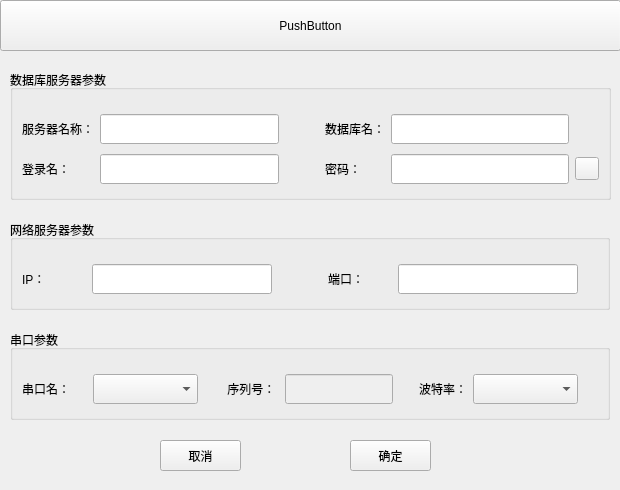
qqsskk/AgvCtrlSys, file LoginSetForm.ui: the form before one commit.
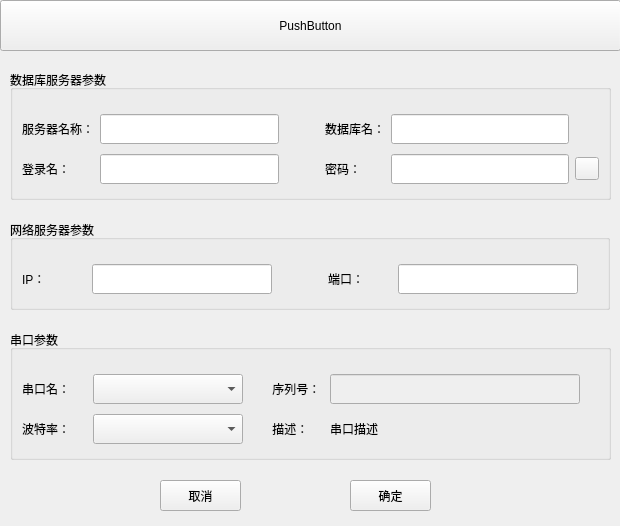
The form after the commit. Custom widgets are drawn as their Qt base class.

```diff
--- a/LoginSetForm.ui
+++ b/LoginSetForm.ui
@@ -7,7 +7,7 @@
     <x>0</x>
     <y>0</y>
     <width>620</width>
-    <height>490</height>
+    <height>526</height>
    </rect>
   </property>
   <property name="windowTitle">
@@ -20,7 +20,7 @@
    <property name="geometry">
     <rect>
      <x>160</x>
-     <y>440</y>
+     <y>480</y>
      <width>81</width>
      <height>31</height>
     </rect>
@@ -33,7 +33,7 @@
    <property name="geometry">
     <rect>
      <x>350</x>
-     <y>440</y>
+     <y>480</y>
      <width>81</width>
      <height>31</height>
     </rect>
@@ -289,8 +289,8 @@
     <rect>
      <x>10</x>
      <y>330</y>
-     <width>600</width>
-     <height>90</height>
+     <width>601</width>
+     <height>130</height>
     </rect>
    </property>
    <property name="title">
@@ -300,44 +300,6 @@
     <property name="topMargin">
      <number>20</number>
     </property>
-    <item row="0" column="8">
-     <spacer name="horizontalSpacer_3">
-      <property name="orientation">
-       <enum>Qt::Horizontal</enum>
-      </property>
-      <property name="sizeType">
-       <enum>QSizePolicy::Fixed</enum>
-      </property>
-      <property name="sizeHint" stdset="0">
-       <size>
-        <width>20</width>
-        <height>20</height>
-       </size>
-      </property>
-     </spacer>
-    </item>
-    <item row="0" column="7">
-     <widget class="ComboBoxEx" name="comboBoxComBaud">
-      <property name="sizePolicy">
-       <sizepolicy hsizetype="Expanding" vsizetype="Fixed">
-        <horstretch>0</horstretch>
-        <verstretch>0</verstretch>
-       </sizepolicy>
-      </property>
-      <property name="minimumSize">
-       <size>
-        <width>100</width>
-        <height>30</height>
-       </size>
-      </property>
-      <property name="maximumSize">
-       <size>
-        <width>120</width>
-        <height>16777215</height>
-       </size>
-      </property>
-     </widget>
-    </item>
     <item row="0" column="0">
      <widget class="LabelEx" name="label_9">
       <property name="sizePolicy">
@@ -357,8 +319,30 @@
       </property>
      </widget>
     </item>
-    <item row="0" column="5">
-     <spacer name="horizontalSpacer_5">
+    <item row="0" column="1">
+     <widget class="ComboBoxEx" name="comboBoxComName">
+      <property name="sizePolicy">
+       <sizepolicy hsizetype="Expanding" vsizetype="Fixed">
+        <horstretch>0</horstretch>
+        <verstretch>0</verstretch>
+       </sizepolicy>
+      </property>
+      <property name="minimumSize">
+       <size>
+        <width>150</width>
+        <height>30</height>
+       </size>
+      </property>
+      <property name="maximumSize">
+       <size>
+        <width>120</width>
+        <height>16777215</height>
+       </size>
+      </property>
+     </widget>
+    </item>
+    <item row="0" column="2">
+     <spacer name="horizontalSpacer_6">
       <property name="orientation">
        <enum>Qt::Horizontal</enum>
       </property>
@@ -386,19 +370,6 @@
       </property>
      </widget>
     </item>
-    <item row="0" column="6">
-     <widget class="LabelEx" name="label_11">
-      <property name="sizePolicy">
-       <sizepolicy hsizetype="Fixed" vsizetype="Fixed">
-        <horstretch>0</horstretch>
-        <verstretch>0</verstretch>
-       </sizepolicy>
-      </property>
-      <property name="text">
-       <string>波特率：</string>
-      </property>
-     </widget>
-    </item>
     <item row="0" column="4">
      <widget class="LineEditEx" name="lineEditComNum">
       <property name="enabled">
@@ -412,7 +383,7 @@
       </property>
       <property name="minimumSize">
        <size>
-        <width>100</width>
+        <width>250</width>
         <height>30</height>
        </size>
       </property>
@@ -424,8 +395,21 @@
       </property>
      </widget>
     </item>
-    <item row="0" column="1">
-     <widget class="ComboBoxEx" name="comboBoxComName">
+    <item row="1" column="0">
+     <widget class="LabelEx" name="label_11">
+      <property name="sizePolicy">
+       <sizepolicy hsizetype="Fixed" vsizetype="Fixed">
+        <horstretch>0</horstretch>
+        <verstretch>0</verstretch>
+       </sizepolicy>
+      </property>
+      <property name="text">
+       <string>波特率：</string>
+      </property>
+     </widget>
+    </item>
+    <item row="1" column="1">
+     <widget class="ComboBoxEx" name="comboBoxComBaud">
       <property name="sizePolicy">
        <sizepolicy hsizetype="Expanding" vsizetype="Fixed">
         <horstretch>0</horstretch>
@@ -434,7 +418,7 @@
       </property>
       <property name="minimumSize">
        <size>
-        <width>100</width>
+        <width>150</width>
         <height>30</height>
        </size>
       </property>
@@ -446,8 +430,8 @@
       </property>
      </widget>
     </item>
-    <item row="0" column="2">
-     <spacer name="horizontalSpacer_6">
+    <item row="1" column="2">
+     <spacer name="horizontalSpacer_7">
       <property name="orientation">
        <enum>Qt::Horizontal</enum>
       </property>
@@ -462,6 +446,38 @@
       </property>
      </spacer>
     </item>
+    <item row="1" column="3">
+     <widget class="LabelEx" name="label_12">
+      <property name="sizePolicy">
+       <sizepolicy hsizetype="Fixed" vsizetype="Fixed">
+        <horstretch>0</horstretch>
+        <verstretch>0</verstretch>
+       </sizepolicy>
+      </property>
+      <property name="text">
+       <string> 描述：</string>
+      </property>
+     </widget>
+    </item>
+    <item row="1" column="4" colspan="2">
+     <widget class="LabelEx" name="labelComDetails">
+      <property name="sizePolicy">
+       <sizepolicy hsizetype="Expanding" vsizetype="Fixed">
+        <horstretch>0</horstretch>
+        <verstretch>0</verstretch>
+       </sizepolicy>
+      </property>
+      <property name="minimumSize">
+       <size>
+        <width>250</width>
+        <height>0</height>
+       </size>
+      </property>
+      <property name="text">
+       <string>串口描述</string>
+      </property>
+     </widget>
+    </item>
    </layout>
   </widget>
  </widget>
```
Left out of the diff: 1 changed line with no effect on the pictures.
